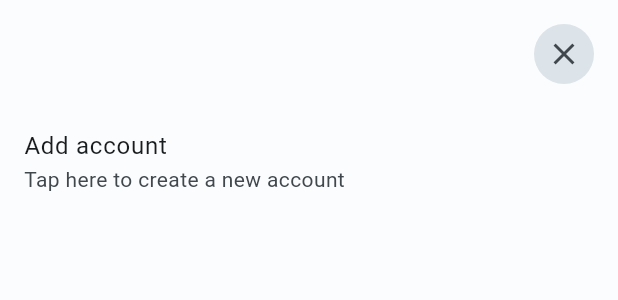
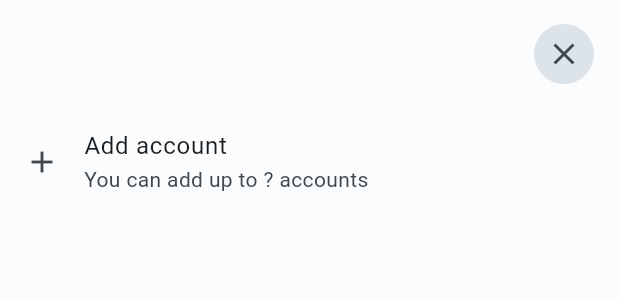
Before and after one commit to SIKV/MoneyManager, a Flutter app: the ChangeAccountPage widget shown alone on an empty page, opened directly, on a phone screen of 412 x 824 dp. Shown: the top 300 px of the screen. Run offline on Flutter 3.47's test engine with Material 2 defaults, Android fonts, the phone set to English and light mode, and no system bars; our stand-ins replace emoji_picker_flutter, equatable, flutter_riverpod, flutter_svg, flutter_time_picker_spinner, freezed_annotation and 3 more; missing offline and left inert: currency_picker; accounts and stored records are empty; generated files the repository leaves out were written again.

Commit message:
Update ChangeAccountPage UI

```diff
--- a/lib/feature/account/change_account_page.dart
+++ b/lib/feature/account/change_account_page.dart
@@ -2,7 +2,7 @@ import 'package:flutter/material.dart';
 import 'package:flutter_riverpod/flutter_riverpod.dart';
 import 'package:moneymanager/feature/account/controller/change_account_controller.dart';
 import 'package:moneymanager/navigation/routes.dart';
-import 'package:moneymanager/theme/icons.dart';
+import 'package:moneymanager/theme/dimens.dart';
 
 import '../../domain/account.dart';
 import '../../localizations.dart';
@@ -19,7 +19,7 @@ class ChangeAccountPage extends ConsumerWidget {
     return state.when(
       loading: () => Container(),
       error: (_, __) => SizedBox(
-        height: 124,
+        height: Dimens.changeAccountPageHeight,
         child: Center(
           child: Text(Strings.generalErrorMessage.localized(context)),
         ),
@@ -58,10 +58,14 @@ class _AccountsList extends ConsumerWidget {
 
   @override
   Widget build(BuildContext context, WidgetRef ref) {
-    final selectedValueIcon = Icon(
-      AppIcons.check,
-      size: 32,
+    final selectedIcon = Icon(Icons.radio_button_checked,
       color: Theme.of(context).colorScheme.primary,
+    );
+
+    const unselectedIcon = Icon(Icons.circle_outlined);
+
+    const selectedTextStyle = TextStyle(
+      fontWeight: FontWeight.bold,
     );
 
     return ListView.builder(
@@ -71,17 +75,30 @@ class _AccountsList extends ConsumerWidget {
         if (index >= accounts.length) {
           return ListTile(
             onTap: () => _addAccount(context),
+            leading: const Icon(Icons.add),
             title: Text(Strings.changeAccountPage_addAccountTitle.localized(context)),
-            subtitle: Text(Strings.changeAccountPage_addAccountSubtitle.localized(context)),
+            subtitle: Text(Strings.changeAccountPage_addAccountSubtitle.localized(context, arg1: '?')), // TODO: Get from config.
           );
         } else {
           final account = accounts[index];
 
           return ListTile(
             onTap: () => _selectAccount(context, ref, account),
-            title: Text('${account.currency.emoji ?? ''}  ${account.currency.code}'),
+            contentPadding: const EdgeInsets.only(
+              left: Spacings.four,
+              right: Spacings.three,
+            ),
+            leading: account == currentAccount ? selectedIcon : unselectedIcon,
+            title: Text(account.currency.code,
+              style: account == currentAccount ? selectedTextStyle : null,
+            ),
             subtitle: Text(account.currency.name),
-            trailing: account == currentAccount ? selectedValueIcon : null,
+            trailing: IconButton(
+              onPressed: () {
+                // TODO: Implement.
+              },
+              icon: const Icon(Icons.more_vert),
+            ),
           );
         }
       },
--- a/lib/localizations.dart
+++ b/lib/localizations.dart
@@ -6,7 +6,9 @@ class Strings {
   static const String transactionsPageTitle = 'transactionsPageTitle';
   static const String morePageTitle = 'morePageTitle';
   static const String statisticsPageTitle = 'statisticsPageTitle';
-
+  //
+  //
+  //
   static const String add = 'add';
   static const String save = 'save';
   static const String cancel = 'cancel';
@@ -14,8 +16,9 @@ class Strings {
   static const String income = 'income';
   static const String expense = 'expense';
   static const String generalErrorMessage = 'generalErrorMessage';
-
+  //
   // Transaction page
+  //
   static const String date = 'date';
   static const String category = 'category';
   static const String amount = 'amount';
@@ -29,8 +32,9 @@ class Strings {
 
   static const String transaction_validationErrorCategory = 'transaction_validationErrorCategory';
   static const String transaction_validationErrorAmount = 'transaction_validationErrorAmount';
-
+  //
   // Transactions page
+  //
   static const String dayIncome = 'dayIncome';
   static const String dayExpenses = 'dayExpenses';
   static const String weekIncome = 'weekIncome';
@@ -40,31 +44,38 @@ class Strings {
   static const String yearIncome = 'yearIncome';
   static const String yearExpenses = 'yearExpenses';
   static const String transactions_noItems = 'transactions_noItems';
-
+  //
   // Categories page
+  //
   static const String categories_pageTitle = 'categories_pageTitle';
   static const String addCategory = 'addCategory';
   static const String categoryTitle = 'categoryTitle';
   static const String addSubcategory = 'addSubcategory';
   static const String newSubcategory = 'newSubcategory';
-
+  //
   // Search page
+  //
   static const String search_pageTitle = 'search_pageTitle';
-
+  //
   // Add Account page
+  //
   static const String addAccountTitle = 'addAccountTitle';
   static const String addAccountSubtitle = 'addAccountSubtitle';
   static const String addAccountActionButton = 'addAccountActionButton';
   static const String selectCurrencyPlaceholder = 'selectCurrencyPlaceholder';
-
+  //
   // Change Account page
+  //
   static const String changeAccountPage_addAccountTitle = 'changeAccountPage_addAccountTitle';
   static const String changeAccountPage_addAccountSubtitle = 'changeAccountPage_addAccountSubtitle';
 }
 
+const arg1Placeholder = '%arg1';
+
 extension GetLocalizedString on String {
-  String localized(BuildContext context) {
-    return AppLocalizations.of(context).string(this);
+  String localized(BuildContext context, {String? arg1}) {
+    final str = AppLocalizations.of(context).string(this);
+    return arg1 == null ? str : str.replaceAll(arg1Placeholder, arg1);
   }
 }
 
@@ -97,7 +108,9 @@ class AppLocalizations {
       Strings.transactionsPageTitle: 'Transactions',
       Strings.morePageTitle: 'More',
       Strings.statisticsPageTitle: 'Statistics',
-
+      //
+      //
+      //
       Strings.add: 'Add',
       Strings.save: 'Save',
       Strings.cancel: 'Cancel',
@@ -105,8 +118,9 @@ class AppLocalizations {
       Strings.income: 'Income',
       Strings.expense: 'Expense',
       Strings.generalErrorMessage: 'Something went wrong',
-
+      //
       // Transaction page
+      //
       Strings.date: 'Date',
       Strings.category: 'Category',
       Strings.amount: 'Amount',
@@ -118,8 +132,9 @@ class AppLocalizations {
       Strings.transaction_actionAdd: 'Add',
       Strings.transaction_validationErrorCategory: 'Please select a category.',
       Strings.transaction_validationErrorAmount: 'Amount cannot be empty.',
-
+      //
       // Transactions page
+      //
       Strings.dayIncome: 'This day income',
       Strings.dayExpenses: 'This day expenses',
       Strings.weekIncome: 'This week income',
@@ -129,26 +144,30 @@ class AppLocalizations {
       Strings.yearIncome: 'This year income',
       Strings.yearExpenses: 'This year expenses',
       Strings.transactions_noItems: 'No transactions yet',
-
+      //
       // Categories page
+      //
       Strings.categories_pageTitle: 'Categories',
       Strings.addCategory: 'Add category',
       Strings.categoryTitle: 'Category title',
       Strings.addSubcategory: 'Add subcategory',
       Strings.newSubcategory: 'New subcategory',
-
+      //
       // Search page
+      //
       Strings.search_pageTitle: 'Search',
-
+      //
       // Add Account page
+      //
       Strings.addAccountTitle: 'Add Account',
       Strings.addAccountSubtitle: 'Choose a currency for your account ',
       Strings.addAccountActionButton: 'Add Account',
       Strings.selectCurrencyPlaceholder: 'Select currency',
-
+      //
       // Change Account page
+      //
       Strings.changeAccountPage_addAccountTitle: 'Add account',
-      Strings.changeAccountPage_addAccountSubtitle: 'Tap here to create a new account',
+      Strings.changeAccountPage_addAccountSubtitle: 'You can add up to $arg1Placeholder accounts',
     },
     'uk': {
       // TODO: Add translations.
--- /dev/null
+++ b/lib/theme/dimens.dart
@@ -0,0 +1,3 @@
+class Dimens {
+  static const double changeAccountPageHeight = 124;
+}
--- a/lib/theme/icons.dart
+++ b/lib/theme/icons.dart
@@ -1,5 +1,6 @@
 import 'package:flutter/material.dart';
 
+// TODO: Deprecated.
 class AppIcons {
   static const IconData addIncome = Icons.arrow_circle_down_outlined;
   static const IconData addExpense = Icons.arrow_circle_up_outlined;
--- a/lib/theme/theme.dart
+++ b/lib/theme/theme.dart
@@ -1,6 +1,5 @@
 import 'package:flutter/material.dart';
 import 'package:moneymanager/theme/colors.dart';
-import 'package:moneymanager/theme/radius.dart';
 
 enum AppThemeType {
   light(0),
@@ -36,8 +35,9 @@ abstract class AppTheme {
           fontSize: 36,
           fontWeight: FontWeight.bold,
         ),
-        bodySmall: const TextStyle(
+        bodySmall: TextStyle(
           fontSize: 14,
+          color: colors.colorScheme.onSurface.withOpacity(0.75),
         ),
       ),
     );
```
